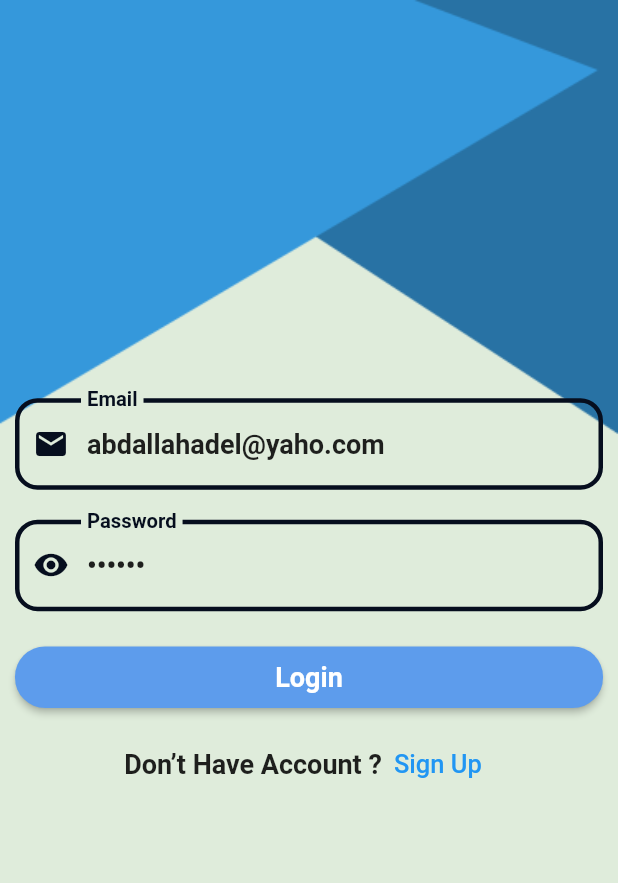
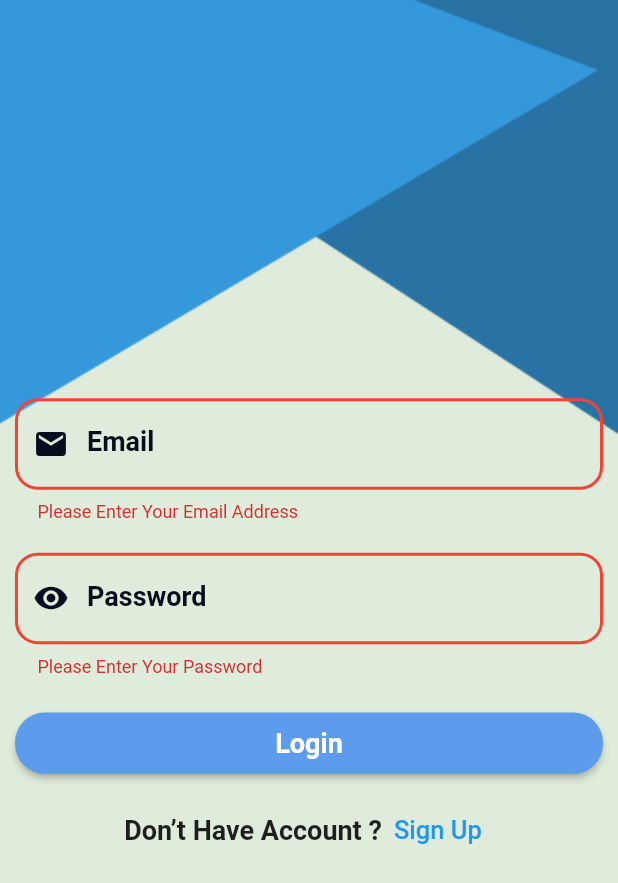
Before and after one commit to ayoussef22/todo_app, a Flutter app: the screen it shows after launch, after a tap on "Login", on a phone screen of 412 x 824 dp. Shown: the top 883 px of the screen. Run offline on Flutter 3.47's test engine with Material 3 defaults, Android fonts, the phone set to English and light mode, and no system bars; our stand-ins replace calendar_timeline, cloud_firestore, firebase_auth, firebase_core, flutter_slidable, shared_preferences; accounts and stored records are empty.

Commit message:
finish Theming Mode and save data bu using shared Preferences plugin

```diff
--- a/lib/Authentication/Login/LoginScreen.dart
+++ b/lib/Authentication/Login/LoginScreen.dart
@@ -17,9 +17,9 @@ class LoginScreen extends StatefulWidget {
 }
 
 class _LoginScreenState extends State<LoginScreen> {
-  var emailController=TextEditingController(text: 'abdallahadel@yaho.com');
+  var emailController=TextEditingController();
 
-  var passwordController=TextEditingController(text: '123456');
+  var passwordController=TextEditingController();
 
   var formKey=GlobalKey<FormState>();
 
--- a/lib/Authentication/Register/RegisterScreen.dart
+++ b/lib/Authentication/Register/RegisterScreen.dart
@@ -17,13 +17,13 @@ class RegisterScreen extends StatefulWidget {
 }
 
 class _RegisterScreenState extends State<RegisterScreen> {
-  var userNameController=TextEditingController(text: 'abdallah adel');
+  var userNameController=TextEditingController();
 
-  var emailController=TextEditingController(text: 'abdallahadel@yaho.com');
+  var emailController=TextEditingController();
 
-  var passwordController=TextEditingController(text: '123456');
+  var passwordController=TextEditingController();
 
-  var confirmPasswordController=TextEditingController(text: '123456');
+  var confirmPasswordController=TextEditingController();
 
   var formKey=GlobalKey<FormState>();
 
--- a/lib/Authentication/components/CustomTextFormField.dart
+++ b/lib/Authentication/components/CustomTextFormField.dart
@@ -46,8 +46,8 @@ class CustomTextFormField extends StatelessWidget {
           focusedBorder: OutlineInputBorder(
               borderRadius: BorderRadius.circular(15),
               borderSide: BorderSide(width: 2,
-                  color:
-                  MyTheme.darkPrimaryColor)
+                  color:appProvider.appTheme==ThemeMode.light?
+                  MyTheme.darkPrimaryColor:Colors.white,)
           ),
           errorBorder: OutlineInputBorder(
               borderRadius: BorderRadius.circular(15),
--- a/lib/Main/main.dart
+++ b/lib/Main/main.dart
@@ -1,5 +1,6 @@
 import 'package:flutter/material.dart';
 import 'package:provider/provider.dart';
+import 'package:shared_preferences/shared_preferences.dart';
 import 'package:todo_app/Authentication/Login/LoginScreen.dart';
 import 'package:todo_app/Authentication/Register/RegisterScreen.dart';
 import 'package:todo_app/Home/HomeScreen.dart';
@@ -13,21 +14,23 @@ import '../firebase_options.dart';
 
 void main()async{
   WidgetsFlutterBinding.ensureInitialized();
-  await Firebase.initializeApp(
-    options: DefaultFirebaseOptions.currentPlatform,
-  );
+
 
   runApp(MultiProvider(providers: [
     ChangeNotifierProvider(create: ((context) => AppConfigProvider())),
     ChangeNotifierProvider(create: (context)=>ListProvider()),
     ChangeNotifierProvider(create: (context)=>userAuthProvider()),
   ],child: MyApp(),));
+  await Firebase.initializeApp(
+    options: DefaultFirebaseOptions.currentPlatform,
+  );
 }
 class MyApp extends StatelessWidget{
+  late AppConfigProvider appProvider;
   @override
   Widget build(BuildContext context) {
-    var appProvider=Provider.of<AppConfigProvider>(context);
-    // TODO: implement build
+     appProvider=Provider.of<AppConfigProvider>(context);
+     initSharedPref();
     return MaterialApp(
 
       routes: {
@@ -42,4 +45,13 @@ class MyApp extends StatelessWidget{
       themeMode: appProvider.appTheme,
     );
   }
+  void initSharedPref()async{
+    final SharedPreferences prefs = await SharedPreferences.getInstance();
+    String tempTheme=prefs.getString('theme')??'light';
+    if(tempTheme=='light'){
+      appProvider.changeAppTheme(ThemeMode.light);
+    }else{
+      appProvider.changeAppTheme(ThemeMode.dark);
+    }
+  }
 }
--- a/lib/Providers/AppConfigProvider.dart
+++ b/lib/Providers/AppConfigProvider.dart
@@ -1,14 +1,19 @@
 import 'package:flutter/material.dart';
+import 'package:shared_preferences/shared_preferences.dart';
 
 class AppConfigProvider extends ChangeNotifier{
 
   ThemeMode appTheme=ThemeMode.light;
 
-  void changeAppTheme(ThemeMode newTheme){
+  void changeAppTheme(ThemeMode newTheme)async{
     if(appTheme==newTheme){
       return;
     }
     appTheme=newTheme;
+    final SharedPreferences prefs = await SharedPreferences.getInstance();
+    await prefs.setString('theme', newTheme==ThemeMode.light?'light':'dark');
     notifyListeners();
   }
+
+
 }
```
